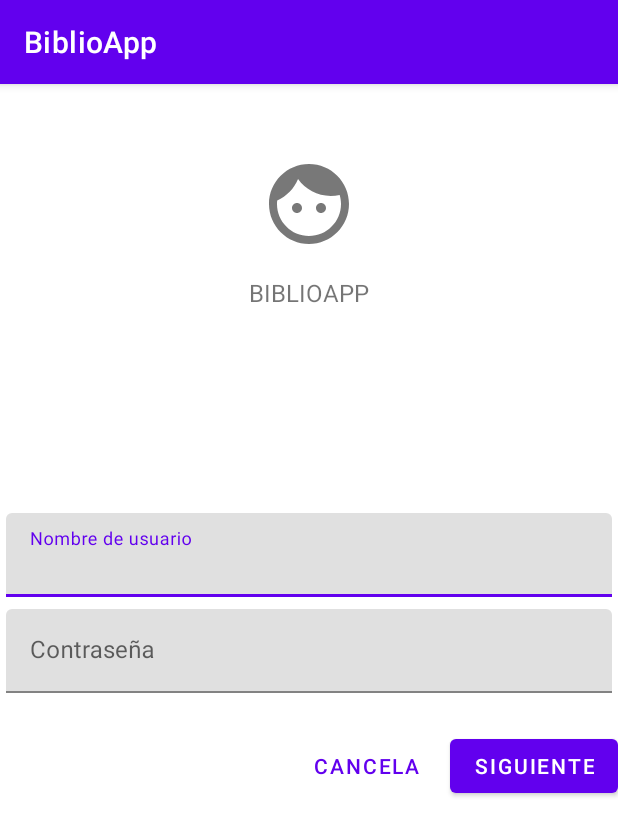
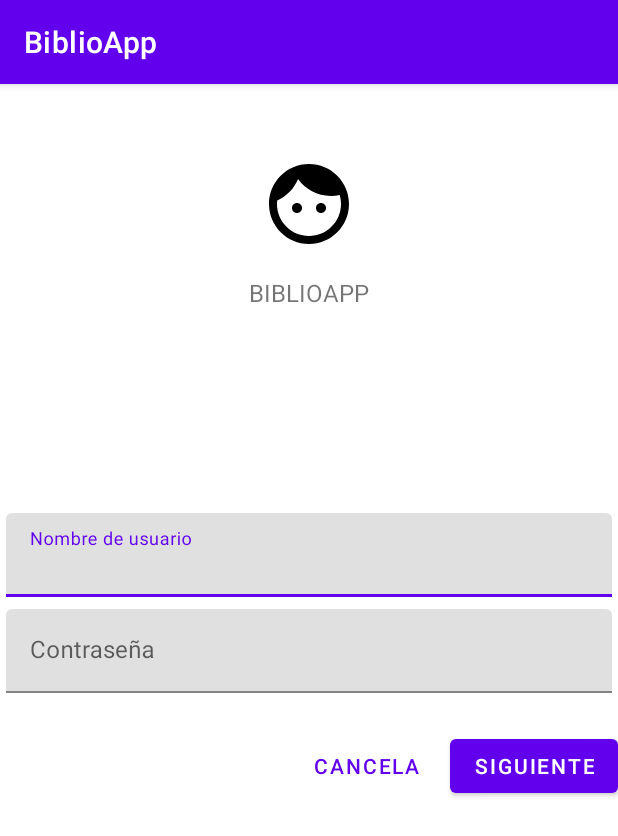
Before and after one commit to Garrotxi/BiblioApp, an Android app: the screen it shows after launch (MainActivity), on a phone screen of 412 x 824 dp. Shown: the top 836 px of the screen. Run offline under Robolectric (Android 15) with nearby library versions, the phone set to English and light mode, and no system bars.

Commit message:
Revert "Actualización con transiciones"
This reverts commit a8bee7a83256f0c9e953148c7f1f2cc528674ff8.

```diff
--- a/BiblioApp-Android/BiblioApp/app/src/main/java/ioc/android/biblioapp/Splash_Activity.java
+++ b/BiblioApp-Android/BiblioApp/app/src/main/java/ioc/android/biblioapp/Splash_Activity.java
@@ -8,20 +8,12 @@ import android.util.Log;
 
 public class Splash_Activity extends AppCompatActivity {
 
-    private static final int TIEMPO_CARGA_SPLASH = 3000;
-
     @Override
     protected void onCreate(Bundle savedInstanceState) {
         setTheme(R.style.AppTheme_Splash);
         super.onCreate(savedInstanceState);
         setContentView(R.layout.activity_splash);
-        Intent intent = new Intent(this, MainActivity.class);
-        // Dormimos el thread el tiempo definido para que se vea la pantalla de carga
-        try {
-            Thread.sleep(TIEMPO_CARGA_SPLASH);
-        } catch (InterruptedException e) {
-            e.printStackTrace();
-        }
+          Intent intent = new Intent(this,MainActivity.class);
         startActivity(intent);
         finish();
 
--- a/BiblioApp-Android/BiblioApp/app/src/main/res/drawable/dibujo_login.xml
+++ b/BiblioApp-Android/BiblioApp/app/src/main/res/drawable/dibujo_login.xml
@@ -1,5 +1,5 @@
 <vector android:height="24dp"
     android:viewportHeight="24" android:viewportWidth="24"
     android:width="24dp" xmlns:android="http://schemas.android.com/apk/res/android">
-    <path android:fillColor="#87000000" android:pathData="M9,11.75c-0.69,0 -1.25,0.56 -1.25,1.25s0.56,1.25 1.25,1.25 1.25,-0.56 1.25,-1.25 -0.56,-1.25 -1.25,-1.25zM15,11.75c-0.69,0 -1.25,0.56 -1.25,1.25s0.56,1.25 1.25,1.25 1.25,-0.56 1.25,-1.25 -0.56,-1.25 -1.25,-1.25zM12,2C6.48,2 2,6.48 2,12s4.48,10 10,10 10,-4.48 10,-10S17.52,2 12,2zM12,20c-4.41,0 -8,-3.59 -8,-8 0,-0.29 0.02,-0.58 0.05,-0.86 2.36,-1.05 4.23,-2.98 5.21,-5.37C11.07,8.33 14.05,10 17.42,10c0.78,0 1.53,-0.09 2.25,-0.26 0.21,0.71 0.33,1.47 0.33,2.26 0,4.41 -3.59,8 -8,8z"/>
+    <path android:fillColor="@color/black" android:pathData="M9,11.75c-0.69,0 -1.25,0.56 -1.25,1.25s0.56,1.25 1.25,1.25 1.25,-0.56 1.25,-1.25 -0.56,-1.25 -1.25,-1.25zM15,11.75c-0.69,0 -1.25,0.56 -1.25,1.25s0.56,1.25 1.25,1.25 1.25,-0.56 1.25,-1.25 -0.56,-1.25 -1.25,-1.25zM12,2C6.48,2 2,6.48 2,12s4.48,10 10,10 10,-4.48 10,-10S17.52,2 12,2zM12,20c-4.41,0 -8,-3.59 -8,-8 0,-0.29 0.02,-0.58 0.05,-0.86 2.36,-1.05 4.23,-2.98 5.21,-5.37C11.07,8.33 14.05,10 17.42,10c0.78,0 1.53,-0.09 2.25,-0.26 0.21,0.71 0.33,1.47 0.33,2.26 0,4.41 -3.59,8 -8,8z"/>
 </vector>
--- a/BiblioApp-Android/BiblioApp/app/src/main/res/layout/activity_splash.xml
+++ b/BiblioApp-Android/BiblioApp/app/src/main/res/layout/activity_splash.xml
@@ -3,7 +3,6 @@
     xmlns:tools="http://schemas.android.com/tools"
     android:layout_width="match_parent"
     android:layout_height="match_parent"
-    tools:context=".Splash_Activity"
-    >
+    tools:context=".Splash_Activity">
 
 </androidx.constraintlayout.widget.ConstraintLayout>
--- a/BiblioApp-Android/BiblioApp/app/src/main/res/transition/change_image_transform.xml
+++ /dev/null
@@ -1,4 +0,0 @@
-<?xml version="1.0" encoding="utf-8"?>
-<transitionSet xmlns:android="http://schemas.android.com/apk/res/android">
-    <changeImageTransform/>
-</transitionSet>
--- a/BiblioApp-Android/BiblioApp/app/src/main/res/transition/explode.xml
+++ /dev/null
@@ -1,5 +0,0 @@
-<?xml version="1.0" encoding="utf-8"?>
-<transitionSet xmlns:android="http://schemas.android.com/apk/res/android">
-    <explode
-        android:duration="1000" />
-</transitionSet>
--- a/BiblioApp-Android/BiblioApp/app/src/main/res/values/themes.xml
+++ b/BiblioApp-Android/BiblioApp/app/src/main/res/values/themes.xml
@@ -1,50 +1,29 @@
 <resources xmlns:tools="http://schemas.android.com/tools">
-    <!-- Tema basico App. -->
+    <!-- Base application theme. -->
     <style name="Theme.BiblioApp" parent="Theme.MaterialComponents.DayNight.DarkActionBar">
-
-        <!-- Colores primarios -->
+        <!-- Primary brand color. -->
         <item name="colorPrimary">@color/purple_500</item>
         <item name="colorPrimaryVariant">@color/purple_700</item>
         <item name="colorOnPrimary">@color/white</item>
-
-        <!-- Colores primarios -->
+        <!-- Secondary brand color. -->
         <item name="colorSecondary">@color/teal_200</item>
         <item name="colorSecondaryVariant">@color/teal_700</item>
         <item name="colorOnSecondary">@color/black</item>
-
-        <!-- Color barra de estado -->
+        <!-- Status bar color. -->
         <item name="android:statusBarColor" tools:targetApi="l">?attr/colorPrimaryVariant</item>
-
-
-        <!-- Transiciones -->
-        <!-- Se habilitan transiciones -->
-        <item name="android:windowActivityTransitions">true</item>
-
-        <!-- trnasiciones de entrada y de salida -->
-        <item name="android:windowEnterTransition">@transition/explode</item>
-        <item name="android:windowExitTransition">@transition/explode</item>
-
-        <!-- transicion de elemento compartido -->
-        <item name="android:windowSharedElementEnterTransition">
-            @transition/change_image_transform</item>
-        <item name="android:windowSharedElementExitTransition">
-            @transition/change_image_transform</item>
+        <!-- Customize your theme here. -->
     </style>
-
-
-    <!-- El tema de la splash screen -->
+    <!-- The splash theme. to set the background with your splash screen drawable -->
     <style name="AppTheme.Splash" parent="Theme.AppCompat.DayNight.NoActionBar">
         <item name="android:windowBackground">@drawable/splash_drawable</item>
     </style>
 
-    <!-- El tema sin Action Bar -->
     <style name="Theme.BiblioApp.NoActionBar">
         <item name="windowActionBar">false</item>
         <item name="windowNoTitle">true</item>
     </style>
 
-    <!-- Temas para sobreponer popup y action bar-->
     <style name="Theme.BiblioApp.AppBarOverlay" parent="ThemeOverlay.AppCompat.Dark.ActionBar" />
+
     <style name="Theme.BiblioApp.PopupOverlay" parent="ThemeOverlay.AppCompat.Light" />
-
 </resources>
```
Also changed, not shown: BiblioApp-Android/BiblioApp/app/src/main/AndroidManifest.xml (+1 -26 lines), BiblioApp-Android/BiblioApp/app/src/main/java/ioc/android/biblioapp/MainActivity.java (+0 -11 lines), BiblioApp-Android/BiblioApp/app/src/main/java/ioc/android/biblioapp/Pantalla_Inicio_Administrador.java (deleted, +0 -14 lines), BiblioApp-Android/BiblioApp/app/src/main/java/ioc/android/biblioapp/Pantalla_Inicio_Usuario.java (deleted, +0 -14 lines), BiblioApp-Android/BiblioApp/app/src/main/res/layout/activity_pantalla_inicio_administrador.xml (deleted, +0 -19 lines), BiblioApp-Android/BiblioApp/app/src/main/res/layout/activity_pantalla_inicio_usuario.xml (deleted, +0 -19 lines), 3 other files.
